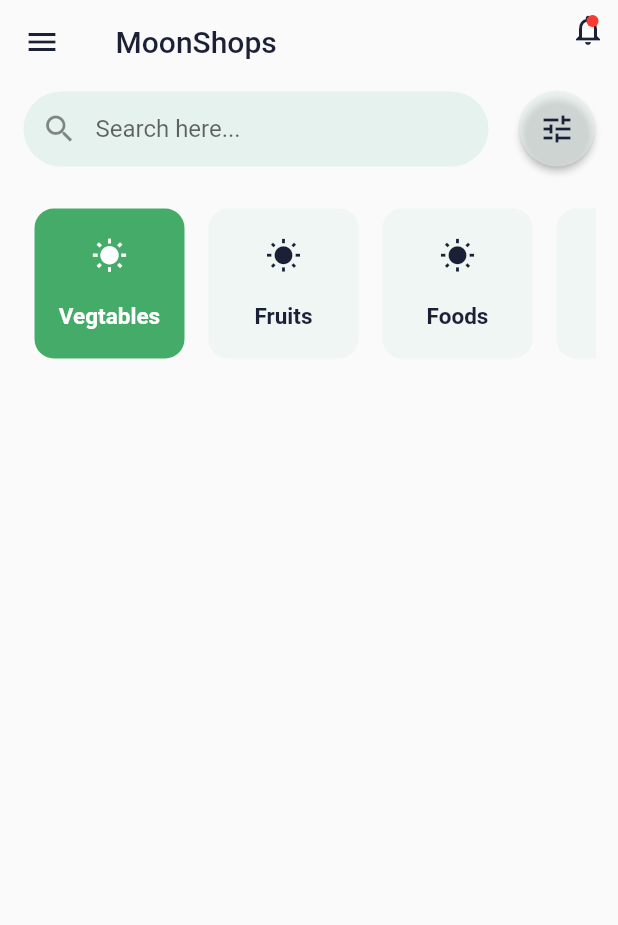
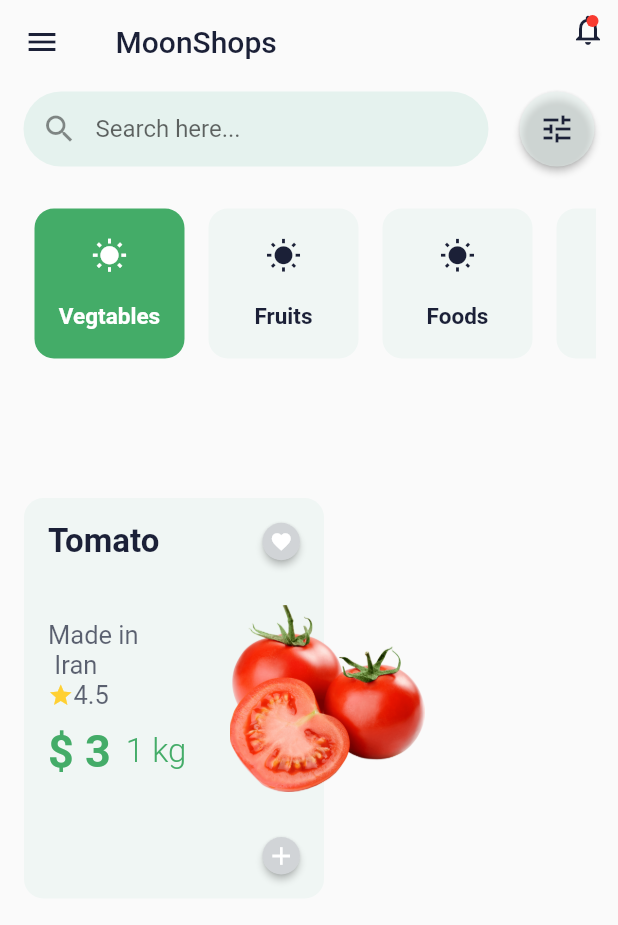
Before and after one commit to amiralitaheri/vegetables_app_training_ui, a Flutter app: the screen it shows after launch, on a phone screen of 412 x 824 dp. Shown: the top 925 px of the screen. Run offline on Flutter 3.47's test engine with Material 2 defaults, Android fonts, the phone set to English and light mode, and no system bars; our stand-ins replace bloc, flutter_bloc.

Commit message:
added product card

```diff
--- /dev/null
+++ b/lib/components/product_card.dart
@@ -0,0 +1,169 @@
+import 'package:flutter/cupertino.dart';
+import 'package:flutter/material.dart';
+import 'package:vegetables_app_training_ui/data/product.dart';
+import 'package:vegetables_app_training_ui/utils/colors.dart';
+import 'package:vegetables_app_training_ui/utils/extentions.dart';
+
+class ProductCard extends StatelessWidget {
+  final Product product;
+
+  ProductCard({
+    this.product,
+    Key key,
+  }) : super(key: key);
+
+  @override
+  Widget build(BuildContext context) => Padding(
+    padding: const EdgeInsets.all(16),
+    child: Stack(
+          children: [
+            SizedBox(
+              width: 200,
+              height: 267,
+              child: Container(
+                decoration: BoxDecoration(
+                  color: background,
+                  borderRadius: BorderRadius.all(Radius.circular(13)),
+                ),
+              ),
+            ),
+            SizedBox(
+              width: 200,
+              height: 267,
+              child: Padding(
+                padding: const EdgeInsets.all(16),
+                child: Column(
+                  mainAxisAlignment: MainAxisAlignment.spaceBetween,
+                  children: [
+                    Row(
+                      mainAxisAlignment: MainAxisAlignment.spaceBetween,
+                      children: [
+                        Text(
+                          product.name,
+                          style: TextStyle(
+                            fontSize: 22,
+                            fontWeight: FontWeight.w600,
+                            color: black,
+                          ),
+                        ),
+                        SizedBox(
+                          width: 25,
+                          height: 25,
+                          child: RaisedButton(
+                            shape: RoundedRectangleBorder(
+                              borderRadius: BorderRadius.circular(1000),
+                            ),
+                            padding: EdgeInsets.all(0),
+                            onPressed: () => {},
+                            color: lightGrey,
+                            child: Icon(
+                              Icons.favorite,
+                              color: Colors.white,
+                              size: 15,
+                            ),
+                          ),
+                        ),
+                      ],
+                    ),
+                    Row(
+                      children: [
+                        Column(
+                          mainAxisAlignment: MainAxisAlignment.spaceBetween,
+                          crossAxisAlignment: CrossAxisAlignment.start,
+                          children: [
+                            Text(
+                              'Made in\n Iran',
+                              style: TextStyle(
+                                fontSize: 17,
+                                color: darkGrey.withOpacity(0.7),
+                              ),
+                            ),
+                            Row(
+                              children: [
+                                Icon(
+                                  Icons.star,
+                                  color: yellow,
+                                  size: 17,
+                                ),
+                                Text(
+                                  '${product.score}',
+                                  style: TextStyle(
+                                    fontSize: 17,
+                                    color: darkGrey.withOpacity(0.7),
+                                  ),
+                                ),
+                              ],
+                            ),
+                            Padding(
+                              padding: const EdgeInsets.only(top: 10),
+                              child: Row(
+                                children: [
+                                  Text(
+                                    '\$ ${product.price}',
+                                    style: TextStyle(
+                                      color: green,
+                                      fontSize: 30,
+                                      fontWeight: FontWeight.bold,
+                                    ),
+                                  ),
+                                  SizedBox(
+                                    width: 10,
+                                  ),
+                                  Text(
+                                    '${product.weight} kg',
+                                    style: TextStyle(
+                                      color: green,
+                                      fontSize: 22,
+                                      fontWeight: FontWeight.w300,
+                                    ),
+                                  )
+                                ],
+                              ),
+                            )
+                          ],
+                        )
+                      ],
+                    ),
+                    Row(
+                      mainAxisAlignment: MainAxisAlignment.end,
+                      children: [
+                        SizedBox(
+                          width: 25,
+                          height: 25,
+                          child: RaisedButton(
+                            shape: RoundedRectangleBorder(
+                              borderRadius: BorderRadius.circular(1000),
+                            ),
+                            padding: EdgeInsets.all(0),
+                            onPressed: () => {},
+                            color: lightGrey,
+                            child: Icon(
+                              Icons.add,
+                              color: Colors.white,
+                              size: 20,
+                            ),
+                          ),
+                        ),
+                      ],
+                    ),
+                  ],
+                ),
+              ),
+            ),
+            SizedBox(
+              width: 267,
+              height: 267,
+              child: Align(
+                alignment: FractionalOffset(1, 0.5),
+                child: Image(
+                  width: 130,
+                  height: 130,
+                  image: AssetImage(
+                      'assets/images/products/${product.name.slug()}.png'),
+                ),
+              ),
+            )
+          ],
+        ),
+  );
+}
--- /dev/null
+++ b/lib/data/product.dart
@@ -0,0 +1,16 @@
+class Product {
+  String name;
+  String description;
+  double score;
+  int price;
+  int weight;
+
+  Product({
+    this.name = 'Tomato',
+    this.description =
+        'Lorem ipsum dolor sit amet, consectetur adipiscing elit, sed do eiusmod tempor incididunt ut labore et dolore magna aliqua. Ut enim ad minim veniam, quis nostrud exercitation ullamco laboris nisi ut aliquip ex ea commodo consequat. Duis aute irure dolor in reprehenderit in voluptate velit esse cillum dolore eu fugiat nulla pariatur. Excepteur sint occaecat cupidatat non proident, sunt in culpa qui officia deserunt mollit anim id est laborum.',
+    this.score = 4.5,
+    this.price = 3,
+    this.weight = 1,
+  });
+}
--- a/lib/pages/main_page.dart
+++ b/lib/pages/main_page.dart
@@ -2,25 +2,26 @@ import 'package:flutter/material.dart';
 import 'package:flutter_bloc/flutter_bloc.dart';
 import 'package:vegetables_app_training_ui/bloc/categories_cubit.dart';
 import 'package:vegetables_app_training_ui/bloc/selected_category_cubit.dart';
-import 'package:vegetables_app_training_ui/components/category_card.dart';
 import 'package:vegetables_app_training_ui/components/category_cards.dart';
 import 'package:vegetables_app_training_ui/components/notification_icon.dart';
+import 'package:vegetables_app_training_ui/components/product_card.dart';
 import 'package:vegetables_app_training_ui/components/profile_image.dart';
 import 'package:vegetables_app_training_ui/components/search_field.dart';
+import 'package:vegetables_app_training_ui/data/product.dart';
 import 'package:vegetables_app_training_ui/utils/colors.dart';
 
 class MainPage extends StatelessWidget {
   @override
   Widget build(BuildContext context) => MultiBlocProvider(
-      providers:[
+        providers: [
           BlocProvider<SelectedCategoryCubit>(
-              create: (BuildContext context) => SelectedCategoryCubit(),
+            create: (BuildContext context) => SelectedCategoryCubit(),
           ),
           BlocProvider<CategoriesCubit>(
-              create: (BuildContext context) => CategoriesCubit(),
+            create: (BuildContext context) => CategoriesCubit(),
           ),
-      ],
-    child: Scaffold(
+        ],
+        child: Scaffold(
           body: CustomScrollView(
             slivers: [
               SliverAppBar(
@@ -48,10 +49,12 @@ class MainPage extends StatelessWidget {
               SliverToBoxAdapter(
                 child: CategoryCards(),
               ),
-//
+              SliverToBoxAdapter(
+                child: ProductCard(product: Product()),
+              ),
 //              ItemsSection(),
             ],
           ),
         ),
-  );
+      );
 }
--- a/lib/utils/extentions.dart
+++ b/lib/utils/extentions.dart
@@ -1,4 +1,4 @@
-extension mapIndexedFunction on Iterable{
+extension mapIndexedFunction on Iterable {
   Iterable<E> mapIndexed<E, T>(E Function(int index, T item) f) sync* {
     var index = 0;
 
@@ -8,3 +8,7 @@ extension mapIndexedFunction on Iterable{
     }
   }
 }
+
+extension slugFunction on String {
+  String slug() => this.toLowerCase().replaceAll(' ', '-');
+}
--- a/pubspec.yaml
+++ b/pubspec.yaml
@@ -76,3 +76,5 @@ flutter:
   #
   # For details regarding fonts from package dependencies,
   # see https://flutter.dev/custom-fonts/#from-packages
+  assets:
+    - assets/images/products/
```
Also changed, not shown: assets/images/products/broccoli.png (added), assets/images/products/cabbage.png (added), assets/images/products/carrot.png (added), assets/images/products/corn.png (added), assets/images/products/eggplant.png (added), assets/images/products/potato.png (added), assets/images/products/red-chili-pepper.png (added), assets/images/products/tomato.png (added). Lines whose indentation alone changed are shown as unchanged.
